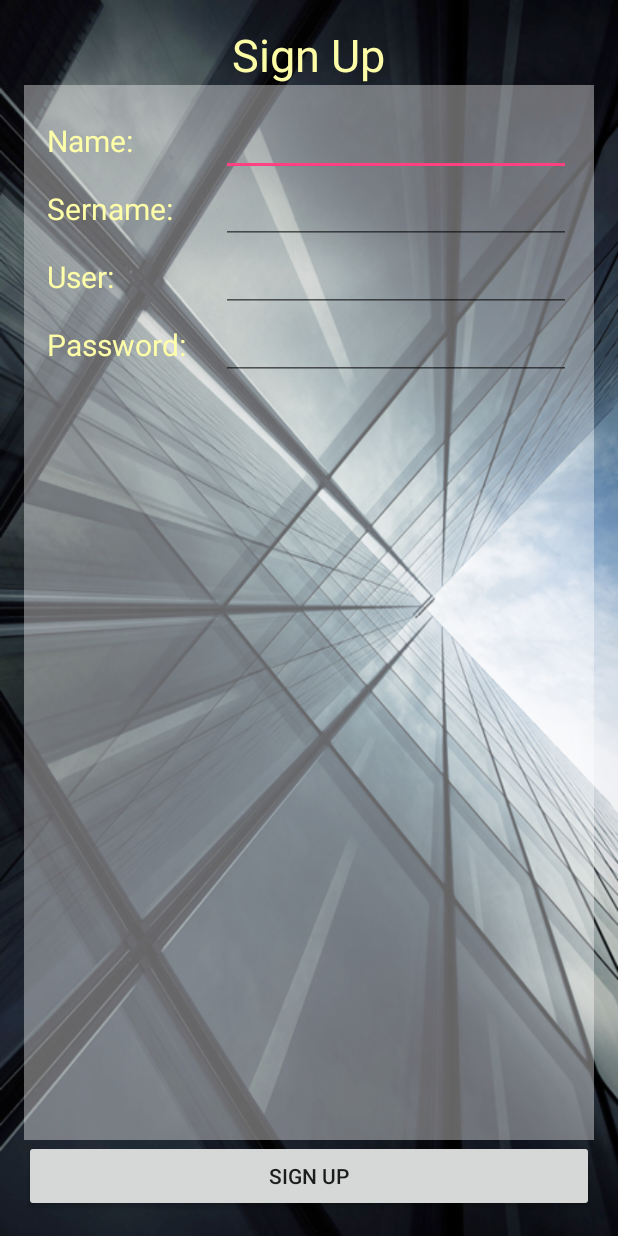
After one commit to tanongsak007/IT-PBRU, an Android app: the SignUpActivity screen opened directly, with no data from a screen before it, on a phone screen of 412 x 824 dp. The commit adds this screen. Run offline under Robolectric (Android 15) with nearby library versions, the phone set to English and light mode, and no system bars.

Commit message:
Design page Sign Up

```diff
--- a/app/src/main/AndroidManifest.xml
+++ b/app/src/main/AndroidManifest.xml
@@ -15,6 +15,7 @@
                 <category android:name="android.intent.category.LAUNCHER" />
             </intent-filter>
         </activity>
+        <activity android:name=".SignUpActivity"></activity>
     </application>
 
 </manifest>
--- a/app/src/main/java/inseenanpbru/tanongsak/itpbru/MainActivity.java
+++ b/app/src/main/java/inseenanpbru/tanongsak/itpbru/MainActivity.java
@@ -1,7 +1,9 @@
 package inseenanpbru.tanongsak.itpbru;
 
+import android.content.Intent;
 import android.support.v7.app.AppCompatActivity;
 import android.os.Bundle;
+import android.view.View;
 
 public class MainActivity extends AppCompatActivity {
 
@@ -9,5 +11,12 @@ public class MainActivity extends AppCompatActivity {
     protected void onCreate(Bundle savedInstanceState) {
         super.onCreate(savedInstanceState);
         setContentView(R.layout.activity_main);
-    }
-}
+    }   //Main Method
+
+    public void clickSignUpMain(View view) { //กด shif + ctrl + enter
+        startActivity(new Intent(MainActivity.this, SignUpActivity.class) );
+    }   //พยายามพิมพ์ ตัวอักษรตัวแรกแล้วตามด้วยเมนูที่เลื่อนลงมาแทนการพิมพ์
+
+
+
+}   //Main Class นี้คือคลาสหลัก
--- /dev/null
+++ b/app/src/main/java/inseenanpbru/tanongsak/itpbru/SignUpActivity.java
@@ -0,0 +1,16 @@
+package inseenanpbru.tanongsak.itpbru;
+
+import android.support.v7.app.AppCompatActivity;
+import android.os.Bundle;
+
+public class SignUpActivity extends AppCompatActivity {
+
+    @Override
+    protected void onCreate(Bundle savedInstanceState) {
+        super.onCreate(savedInstanceState);
+        setContentView(R.layout.activity_sign_up);
+    }   //Main Method
+
+
+
+}   //Main Class
--- a/app/src/main/res/layout/activity_main.xml
+++ b/app/src/main/res/layout/activity_main.xml
@@ -32,6 +32,7 @@
             android:layout_height="wrap_content"
             android:text="@string/signup"
             android:id="@+id/button2"
-            android:layout_weight="1" />
+            android:layout_weight="1"
+            android:onClick="clickSignUpMain" />
     </LinearLayout>
 </RelativeLayout>
--- /dev/null
+++ b/app/src/main/res/layout/activity_sign_up.xml
@@ -0,0 +1,127 @@
+<?xml version="1.0" encoding="utf-8"?>
+<RelativeLayout xmlns:android="http://schemas.android.com/apk/res/android"
+    xmlns:tools="http://schemas.android.com/tools"
+    android:layout_width="match_parent"
+    android:layout_height="match_parent"
+    android:paddingBottom="@dimen/activity_vertical_margin"
+    android:paddingLeft="@dimen/activity_horizontal_margin"
+    android:paddingRight="@dimen/activity_horizontal_margin"
+    android:paddingTop="@dimen/activity_vertical_margin"
+    tools:context="inseenanpbru.tanongsak.itpbru.SignUpActivity"
+    android:background="@drawable/wallpapers_a_00">
+
+    <TextView
+        android:layout_width="wrap_content"
+        android:layout_height="wrap_content"
+        android:text="@string/signup"
+        android:id="@+id/textView"
+        android:layout_centerHorizontal="true"
+        android:textSize="@dimen/h1"
+        android:textColor="@color/text" />
+
+    <Button
+        android:layout_width="match_parent"
+        android:layout_height="wrap_content"
+        android:text="@string/signup"
+        android:id="@+id/button3"
+        android:layout_alignParentBottom="true" />
+
+    <LinearLayout
+        android:orientation="vertical"
+        android:layout_width="match_parent"
+        android:layout_height="match_parent"
+        android:layout_below="@+id/textView"
+        android:layout_above="@+id/button3"
+        android:padding="15dp"
+        android:background="#64ffffff">
+
+        <LinearLayout
+            android:orientation="horizontal"
+            android:layout_width="match_parent"
+            android:layout_height="wrap_content">
+
+            <TextView
+                android:layout_width="0dp"
+                android:layout_height="wrap_content"
+                android:id="@+id/textView2"
+                android:textSize="@dimen/h2"
+                android:text="Name:"
+                android:layout_weight="1"
+                android:textColor="@color/text" />
+
+            <EditText
+                android:layout_width="0dp"
+                android:layout_height="wrap_content"
+                android:id="@+id/editText"
+                android:layout_weight="2"
+                android:textColor="@color/text" />
+        </LinearLayout>
+
+        <LinearLayout
+            android:orientation="horizontal"
+            android:layout_width="match_parent"
+            android:layout_height="wrap_content" >
+
+            <TextView
+                android:layout_width="0dp"
+                android:layout_height="wrap_content"
+                android:id="@+id/textView3"
+                android:textSize="@dimen/h2"
+                android:text="Sername:"
+                android:layout_weight="1"
+                android:textColor="@color/text" />
+
+            <EditText
+                android:layout_width="0dp"
+                android:layout_height="wrap_content"
+                android:id="@+id/editText2"
+                android:layout_weight="2"
+                android:textColor="@color/text" />
+        </LinearLayout>
+
+        <LinearLayout
+            android:orientation="horizontal"
+            android:layout_width="match_parent"
+            android:layout_height="wrap_content" >
+
+            <TextView
+                android:layout_width="0dp"
+                android:layout_height="wrap_content"
+                android:id="@+id/textView4"
+                android:textSize="@dimen/h2"
+                android:text="User:"
+                android:layout_weight="1"
+                android:textColor="@color/text" />
+
+            <EditText
+                android:layout_width="0dp"
+                android:layout_height="wrap_content"
+                android:id="@+id/editText3"
+                android:layout_weight="2"
+                android:textColor="@color/text" />
+        </LinearLayout>
+
+        <LinearLayout
+            android:orientation="horizontal"
+            android:layout_width="match_parent"
+            android:layout_height="wrap_content" >
+
+            <TextView
+                android:layout_width="0dp"
+                android:layout_height="wrap_content"
+                android:id="@+id/textView5"
+                android:textSize="@dimen/h2"
+                android:text="Password:"
+                android:layout_weight="1"
+                android:textColor="@color/text" />
+
+            <EditText
+                android:layout_width="0dp"
+                android:layout_height="wrap_content"
+                android:id="@+id/editText4"
+                android:layout_weight="2"
+                android:textColor="@color/text" />
+        </LinearLayout>
+
+    </LinearLayout>
+</RelativeLayout>
--- a/app/src/main/res/values/colors.xml
+++ b/app/src/main/res/values/colors.xml
@@ -3,4 +3,7 @@
     <color name="colorPrimary">#3F51B5</color>
     <color name="colorPrimaryDark">#303F9F</color>
     <color name="colorAccent">#FF4081</color>
+
+    <color name="text">#fdffffa8</color>
+
 </resources>
--- a/app/src/main/res/values/dimens.xml
+++ b/app/src/main/res/values/dimens.xml
@@ -2,4 +2,8 @@
     <!-- Default screen margins, per the Android Design guidelines. -->
     <dimen name="activity_horizontal_margin">16dp</dimen>
     <dimen name="activity_vertical_margin">16dp</dimen>
+
+    <dimen name="h1">30sp</dimen>
+    <dimen name="h2">20sp</dimen>
+
 </resources>
```
Also changed, not shown: app/src/main/res/drawable/wallpapers_a_00.png (added).
